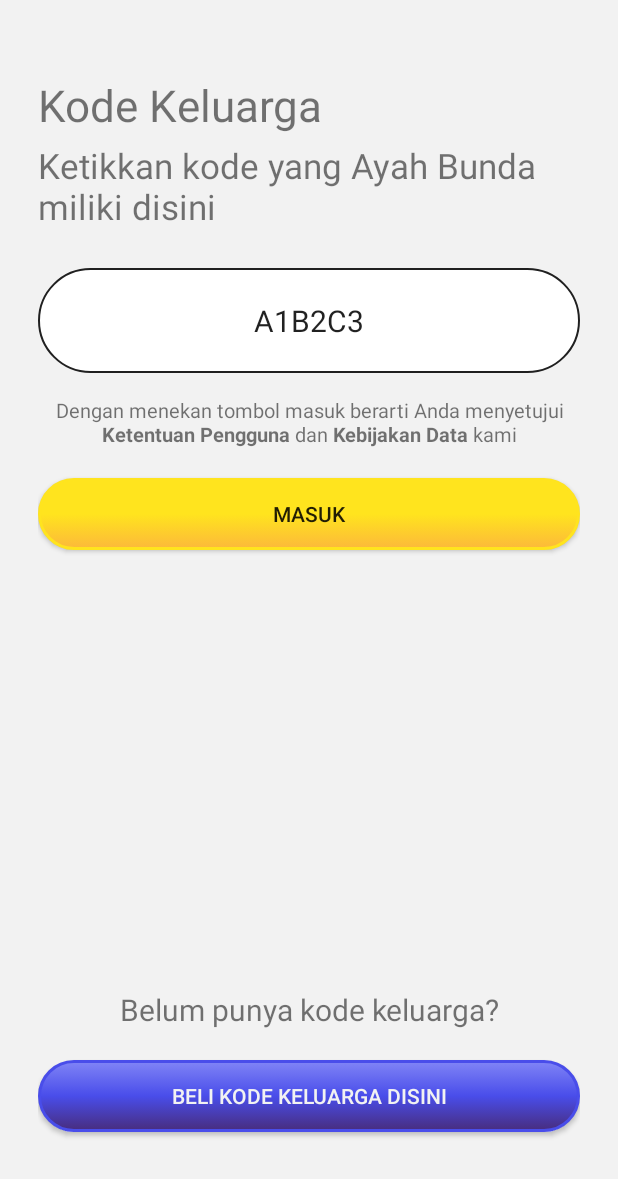
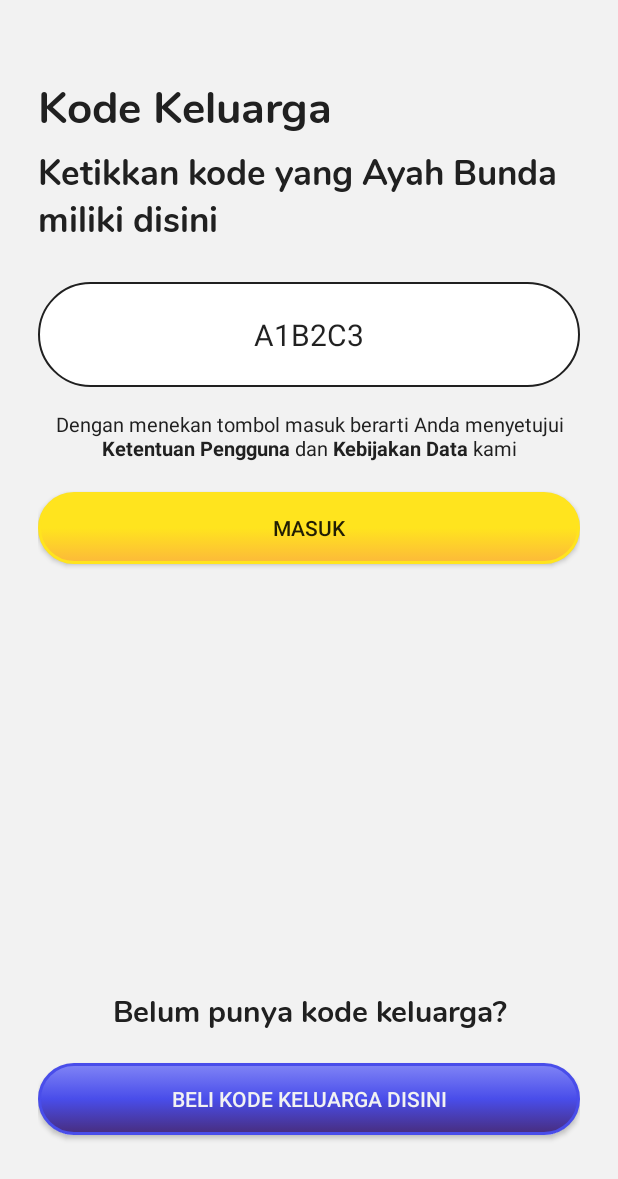
Before and after one commit to shorfana/Latihan1_AKB11_10116465_Muhamamd-Iqbal-Shorfana, an Android app: the screen it shows after launch (LoginActivity), after a tap on "MULAI", on a phone screen of 412 x 824 dp. Shown: the top 1179 px of the screen. Run offline under Robolectric (Android 15) with nearby library versions, the phone set to English and light mode, and no system bars.

Commit message:
Finish Project

```diff
--- a/app/src/main/java/com/shorfana/LoginActivity.java
+++ b/app/src/main/java/com/shorfana/LoginActivity.java
@@ -1,17 +1,35 @@
 package com.shorfana;
+/*
+    Nama    : Muhammad Iqbal Shorfana
+    NIM     : 10116465
+    Kelas   : AKB 11 / IF 11
+    tanggal : 6 april 2019
+ */
 
 import android.content.Intent;
+import android.graphics.Typeface;
 import android.support.v7.app.AppCompatActivity;
 import android.os.Bundle;
 import android.view.View;
 import android.widget.Button;
+import android.widget.TextView;
 
 public class LoginActivity extends AppCompatActivity {
     private Button login;
+    TextView kode_keluarga,ketik_kode,punya_kode;
     @Override
     protected void onCreate(Bundle savedInstanceState) {
         super.onCreate(savedInstanceState);
         setContentView(R.layout.activity_login);
+        kode_keluarga = (TextView) findViewById(R.id.txt_kode_keluarga);
+        ketik_kode = (TextView) findViewById(R.id.txt_ketik_kode);
+        punya_kode = (TextView) findViewById(R.id.txt_punya_kode);
+        Typeface customfont=Typeface.createFromAsset(getAssets(),"font/nunito_bold.ttf");
+        Typeface customfont2=Typeface.createFromAsset(getAssets(),"font/nunito_bold.ttf");
+        Typeface customfont3=Typeface.createFromAsset(getAssets(),"font/nunito_bold.ttf");
+        kode_keluarga.setTypeface(customfont);
+        ketik_kode.setTypeface(customfont2);
+        punya_kode.setTypeface(customfont3);
         login = (Button)findViewById(R.id.btn_masuk);
         login.setOnClickListener(new View.OnClickListener() {
             @Override
--- a/app/src/main/java/com/shorfana/WelcomeActivity.java
+++ b/app/src/main/java/com/shorfana/WelcomeActivity.java
@@ -1,21 +1,30 @@
-//Nama    : Muhammad Iqbal Shorfana
-//NIM     : 10116465
-//Kelas   : AKB 11 / IF 11
-//tanggal : 5 april 2019
 package com.shorfana;
 
+/*
+    Nama    : Muhammad Iqbal Shorfana
+    NIM     : 10116465
+    Kelas   : AKB 11 / IF 11
+    tanggal : 6 april 2019
+ */
+
 import android.content.Intent;
+import android.graphics.Typeface;
 import android.support.v7.app.AppCompatActivity;
 import android.os.Bundle;
 import android.view.View;
 import android.widget.Button;
+import android.widget.TextView;
 
 public class WelcomeActivity extends AppCompatActivity {
     private Button masuk;
+    TextView monitor;
     @Override
     protected void onCreate(Bundle savedInstanceState) {
         super.onCreate(savedInstanceState);
         setContentView(R.layout.activity_welcome);
+        monitor=(TextView)findViewById(R.id.monitor);
+        Typeface customfont=Typeface.createFromAsset(getAssets(),"font/nunito_bold.ttf");
+        monitor.setTypeface(customfont);
         masuk = (Button)findViewById(R.id.btn_masuk);
         masuk.setOnClickListener(new View.OnClickListener() {
             @Override
--- a/app/src/main/res/layout/activity_login.xml
+++ b/app/src/main/res/layout/activity_login.xml
@@ -18,14 +18,18 @@
         android:layout_weight="2"
         android:orientation="vertical">
         <TextView
+            android:id="@+id/txt_kode_keluarga"
             android:layout_width="match_parent"
             android:layout_height="wrap_content"
             android:text="@string/kode_keluaraga"
+            android:textColor="#202020"
             android:textSize="29sp"
             android:layout_marginTop="50dp"/>
         <TextView
+            android:id="@+id/txt_ketik_kode"
             android:layout_width="match_parent"
             android:layout_height="wrap_content"
+            android:textColor="#202020"
             android:textSize="23sp"
             android:layout_marginTop="5dp"
             android:text="@string/ketik_kode"/>
@@ -39,9 +43,11 @@
             android:textSize="20sp"
             android:layout_marginTop="25dp"/>
         <TextView
+            android:id="@+id/txt_setuju"
             android:layout_width="match_parent"
             android:layout_height="wrap_content"
             android:gravity="center"
+            android:textColor="#202020"
             android:layout_marginTop="15dp"
             android:textSize="13sp"
             android:text="@string/setuju"/>
@@ -62,9 +68,11 @@
         android:orientation="vertical"
         android:layout_weight="5">
         <TextView
+            android:id="@+id/txt_punya_kode"
             android:layout_width="match_parent"
             android:layout_height="wrap_content"
             android:gravity="center"
+            android:textColor="#202020"
             android:textSize="20sp"
             android:text="@string/belum_punya_kode"/>
         <Button
--- a/app/src/main/res/layout/activity_say_hai_.xml
+++ b/app/src/main/res/layout/activity_say_hai_.xml
@@ -21,8 +21,9 @@
             android:layout_height="wrap_content"
             android:layout_marginLeft="25dp"
             android:layout_marginRight="25dp"
+            android:textColor="#202020"
             android:layout_marginTop="90dp"
-            android:textSize="35sp"/>
+            android:textSize="30sp"/>
 
     </LinearLayout>
     <LinearLayout
--- a/app/src/main/res/layout/activity_welcome.xml
+++ b/app/src/main/res/layout/activity_welcome.xml
@@ -21,6 +21,7 @@
                 android:src="@drawable/welcomeimg"
                 android:layout_gravity="center"/>
             <TextView
+                android:id="@+id/monitor"
                 android:layout_width="match_parent"
                 android:layout_height="wrap_content"
                 android:text="@string/wel_monitor"
```
Also changed, not shown: app/src/main/java/com/shorfana/BiodataActivity.java (+41 -0 lines), app/src/main/java/com/shorfana/SayHai_Activity.java (+30 -0 lines), app/src/main/res/layout/activity_biodata.xml (+6 -3 lines), app/src/main/assets/font/nunito_bold.ttf (added), app/src/main/assets/font/rubik_regular.ttf (added).
